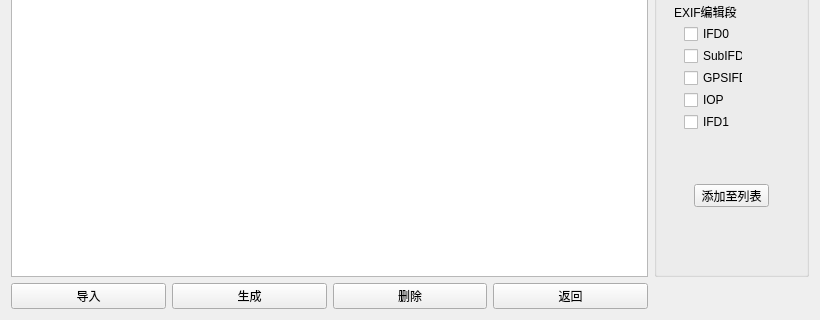
Before: the Qt Designer form jpeggui/generate.ui in blanktime/jpeggui, drawn with Qt 5; both pictures show x 0 to 820 and y 187 to 507 of the 820 by 507 pixel window.
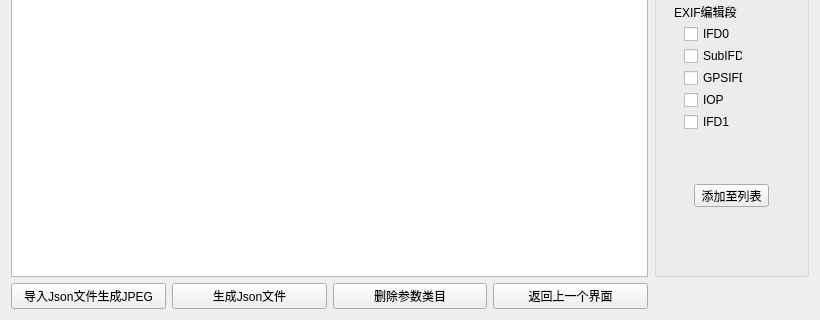
After: the same form once the commit is applied.

Diff of the .ui file:
```diff
--- a/jpeggui/generate.ui
+++ b/jpeggui/generate.ui
@@ -20,21 +20,21 @@
    <item row="1" column="2">
     <widget class="QPushButton" name="deleteButton">
      <property name="text">
-      <string>删除</string>
+      <string>删除参数类目</string>
      </property>
     </widget>
    </item>
    <item row="1" column="0">
     <widget class="QPushButton" name="openButton">
      <property name="text">
-      <string>导入</string>
+      <string>导入Json文件生成JPEG</string>
      </property>
     </widget>
    </item>
    <item row="1" column="3">
     <widget class="QPushButton" name="backButton">
      <property name="text">
-      <string>返回</string>
+      <string>返回上一个界面</string>
      </property>
     </widget>
    </item>
@@ -44,7 +44,7 @@
    <item row="1" column="1">
     <widget class="QPushButton" name="generateButton">
      <property name="text">
-      <string>生成</string>
+      <string>生成Json文件</string>
      </property>
     </widget>
    </item>
```
